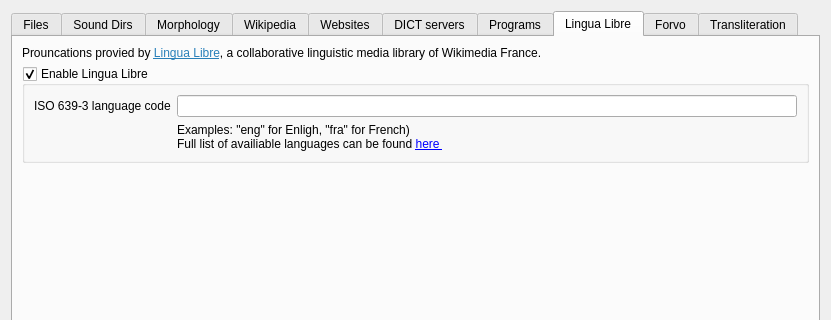
Qt form src/ui/sources.ui (xiaoyifang/goldendict-ng) before a commit; both pictures show x 0 to 831 and y 0 to 320 of the 831 by 531 pixel window.
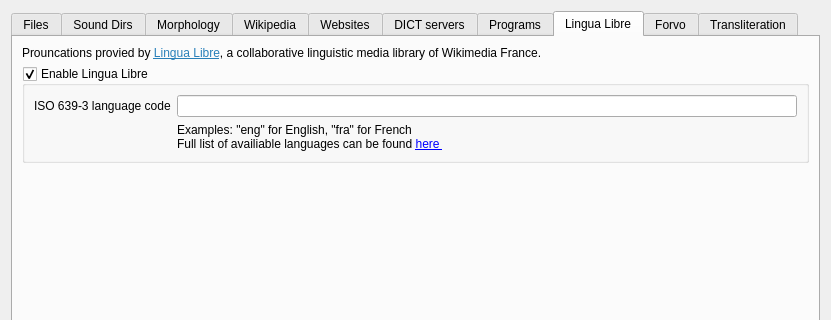
The same form after that commit. The open tabs and pages were chosen to show the change. Icons and pictures are not drawn.

Diff of the .ui file:
```diff
--- a/src/ui/sources.ui
+++ b/src/ui/sources.ui
@@ -497,7 +497,7 @@
           <item row="1" column="1">
            <widget class="QLabel" name="label_19">
             <property name="text">
-             <string>Examples:  &amp;quot;eng&amp;quot; for Enligh, &amp;quot;fra&amp;quot; for French) &lt;br&gt;
+             <string>Examples:  &amp;quot;eng&amp;quot; for English, &amp;quot;fra&amp;quot; for French &lt;br&gt;
 
 Full list of availiable languages can be found &lt;a href=&quot;https://lingualibre.org/wiki/LinguaLibre:Stats/Languages&quot;&gt; here &lt;/a&gt;</string>
             </property>
```
Left out of the diff: 2 changed lines with no effect on the pictures.
